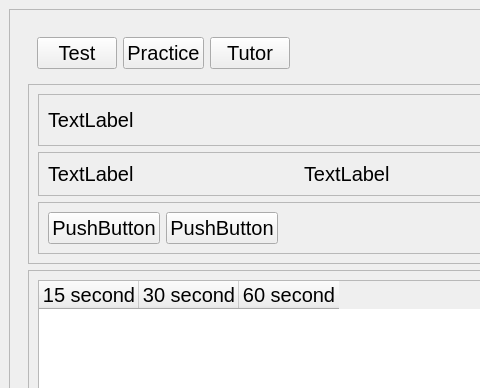
The window that account.ui (Prakash5209/typing_tutor) describes before a commit, drawn with Qt 5; both pictures show x 0 to 480 and y 0 to 388 of the 859 by 1200 pixel window.
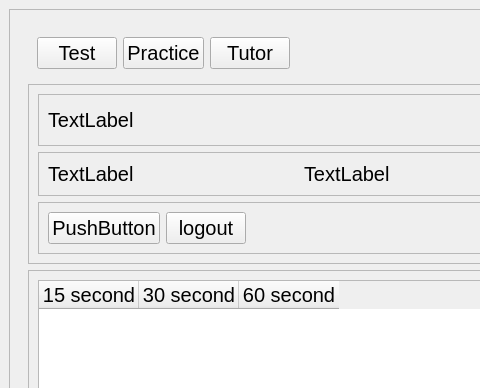
The same window after the commit.

Patch:
```diff
--- a/account.ui
+++ b/account.ui
@@ -263,7 +263,7 @@
                  <item row="0" column="1">
                   <widget class="QPushButton" name="pushButton_4">
                    <property name="text">
-                    <string>PushButton</string>
+                    <string>logout</string>
                    </property>
                   </widget>
                  </item>
```
Left out of the diff: 2 changed lines with no effect on the pictures.
